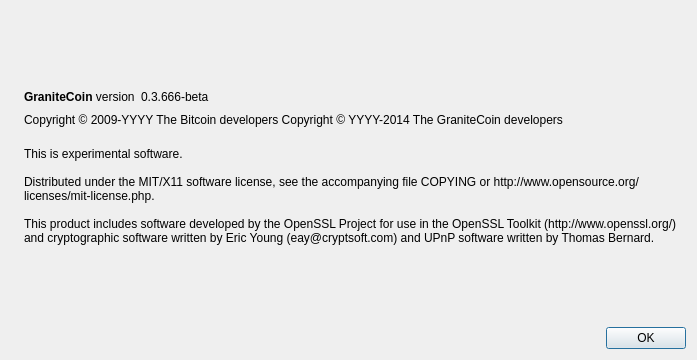
First picture: the form in src/qt/forms/aboutdialog.ui, repository chrysophylax69/granite, before the edit.
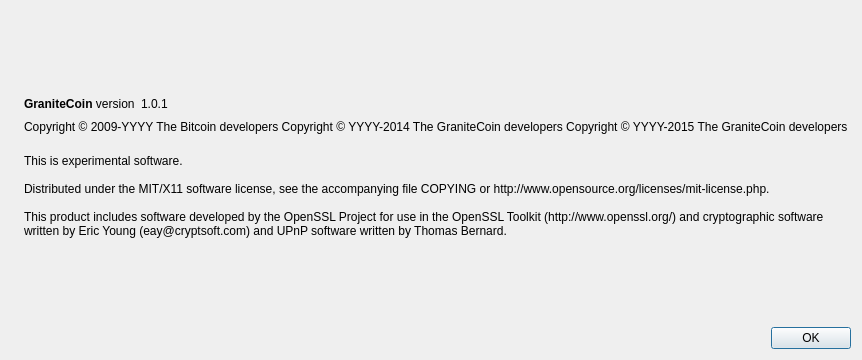
Second picture: the form after the edit. Icons and pictures are not drawn.

Commit message: Version Bump , Copyrights

What changed in the file:
```diff
--- a/src/qt/forms/aboutdialog.ui
+++ b/src/qt/forms/aboutdialog.ui
@@ -63,7 +63,7 @@
           <cursorShape>IBeamCursor</cursorShape>
          </property>
          <property name="text">
-          <string notr="true">0.3.666-beta</string>
+          <string notr="true">1.0.1</string>
          </property>
          <property name="textInteractionFlags">
           <set>Qt::LinksAccessibleByMouse|Qt::TextSelectableByKeyboard|Qt::TextSelectableByMouse</set>
@@ -93,6 +93,7 @@
        <property name="text">
         <string notr="true">Copyright &amp;copy; 2009-YYYY The Bitcoin developers
 Copyright &amp;copy; YYYY-2014 The GraniteCoin developers
+Copyright &amp;copy; YYYY-2015 The GraniteCoin developers
 </string>
        </property>
        <property name="textFormat">
```
